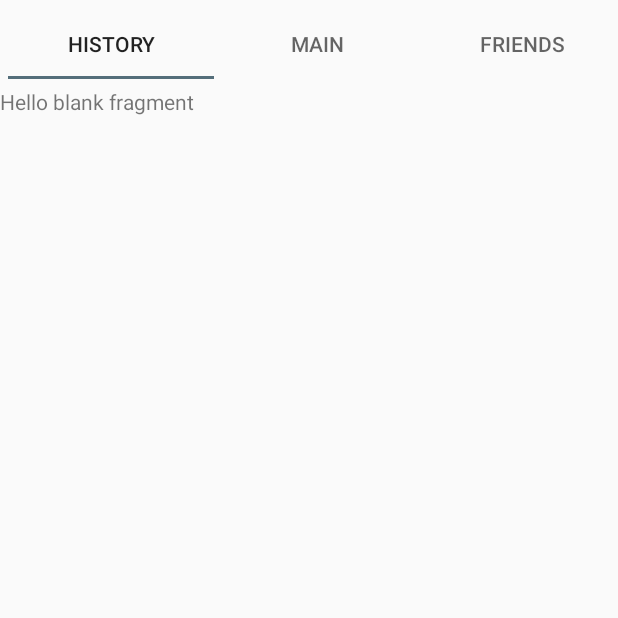
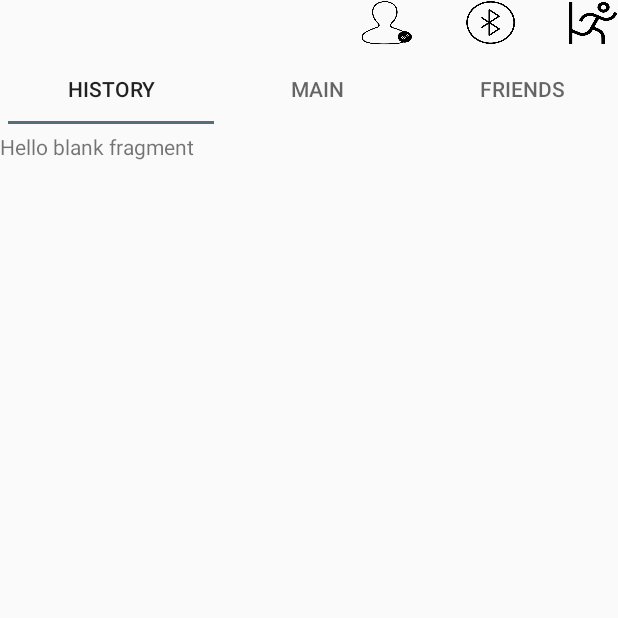
Before and after one commit to AlreadyTired/RunTogether, an Android app: the MainActivity screen opened directly, with no data from a screen before it, on a phone screen of 412 x 824 dp, the top half of it. Run offline under Robolectric (Android 15) with nearby library versions, the phone set to English and light mode, and no system bars; libraries missing offline, so code that uses them is left out: com.google.maps.android.

Commit message:
+ 상단바 기능 추가

```diff
--- a/app/src/main/java/com/example/kimhyunwoo/runtogether/mainactivity/MainActivity.java
+++ b/app/src/main/java/com/example/kimhyunwoo/runtogether/mainactivity/MainActivity.java
@@ -10,12 +10,14 @@ import android.support.annotation.NonNull;
 import android.support.design.widget.TabLayout;
 import android.support.v4.app.FragmentManager;
 import android.support.v4.app.FragmentStatePagerAdapter;
+import android.support.v4.app.FragmentTransaction;
 import android.support.v4.view.ViewPager;
 import android.support.v7.app.AppCompatActivity;
 import android.os.Bundle;
 import android.widget.Toast;
 
 import com.example.kimhyunwoo.runtogether.R;
+import com.example.kimhyunwoo.runtogether.upperactivity.UpperFragment;
 
 import java.util.ArrayList;
 import java.util.List;
@@ -37,9 +39,12 @@ public class MainActivity extends AppCompatActivity {
         super.onCreate(savedInstanceState);
         setContentView(R.layout.activity_main);
 
-        //  블루투스 연결해야함
 
-        //
+        //  상단바 연결
+        FragmentManager fragmentManager = getSupportFragmentManager();
+        FragmentTransaction fragmentTransaction = fragmentManager.beginTransaction();
+        fragmentTransaction.add(R.id.frag_upper, new UpperFragment());
+        fragmentTransaction.commit();
 
         //  Context에 있는 location 상수 알려주기
         manager = (LocationManager) getSystemService(Context.LOCATION_SERVICE);
--- /dev/null
+++ b/app/src/main/java/com/example/kimhyunwoo/runtogether/upperactivity/UpperFragment.java
@@ -0,0 +1,64 @@
+package com.example.kimhyunwoo.runtogether.upperactivity;
+
+
+import android.content.Intent;
+import android.os.Bundle;
+import android.support.v4.app.Fragment;
+import android.view.LayoutInflater;
+import android.view.View;
+import android.view.ViewGroup;
+import android.widget.Button;
+
+import com.example.kimhyunwoo.runtogether.R;
+
+/**
+ * A simple {@link Fragment} subclass.
+ */
+public class UpperFragment extends Fragment {
+
+    Button buttonInfo = null;
+    Button buttonBluetooth = null;
+    Button buttonLogout = null;
+
+    public UpperFragment() {
+        // Required empty public constructor
+    }
+
+
+    @Override
+    public View onCreateView(LayoutInflater inflater, ViewGroup container,
+                             Bundle savedInstanceState) {
+
+        View view = inflater.inflate(R.layout.fragment_upper, container, false);
+        // Inflate the layout for this fragment
+
+        buttonInfo = view.findViewById(R.id.btn_info);
+        buttonBluetooth = view.findViewById(R.id.btn_bluetooth);
+        buttonLogout = view.findViewById(R.id.btn_logout);
+
+        buttonInfo.setOnClickListener(new View.OnClickListener(){
+            @Override
+            public void onClick(View v) {
+                Intent intent = new Intent(getActivity(), MyAccountActivity.class);
+                startActivity(intent);
+            }
+        });
+
+        buttonBluetooth.setOnClickListener(new View.OnClickListener(){
+            @Override
+            public void onClick(View v) {
+
+            }
+        });
+
+        buttonLogout.setOnClickListener(new View.OnClickListener(){
+            @Override
+            public void onClick(View v) {
+
+            }
+        });
+
+        return view;
+    }
+
+}
--- a/app/src/main/res/layout/activity_main.xml
+++ b/app/src/main/res/layout/activity_main.xml
@@ -4,11 +4,30 @@
     xmlns:tools="http://schemas.android.com/tools"
     android:layout_width="match_parent"
     android:layout_height="match_parent"
-    tools:context=".mainactivity.MainActivity">
+    tools:context=".mainactivity.MainActivity"
+    android:orientation="vertical"
+    >
 
+    <LinearLayout
+        android:layout_width="match_parent"
+        android:layout_height="match_parent"
+        android:orientation="vertical"
+
+        >
+    <fragment
+        android:layout_width="match_parent"
+        android:layout_height="30dp"
+        android:id="@+id/frag_upper"
+        android:name="com.example.kimhyunwoo.runtogether.upperactivity.UpperFragment"
+        />
+
+        <LinearLayout
+            android:layout_width="match_parent"
+            android:layout_height="wrap_content"
+            android:orientation="horizontal">
             <android.support.design.widget.TabLayout
                 android:id="@+id/tl_tab"
-        android:layout_width="0dp"
+                android:layout_width="match_parent"
                 android:layout_height="58dp"
                 android:layout_marginLeft="0dp"
                 android:layout_marginRight="0dp"
@@ -19,12 +38,12 @@
                 app:layout_constraintRight_toRightOf="parent"
                 app:layout_constraintTop_toTopOf="parent" />
 
-
+        </LinearLayout>
 
     <android.support.v4.view.ViewPager
         android:id="@+id/vp_pager"
-        android:layout_width="0dp"
-        android:layout_height="0dp"
+        android:layout_width="match_parent"
+        android:layout_height="match_parent"
         android:layout_marginBottom="0dp"
         android:layout_marginTop="0dp"
         app:layout_constraintBottom_toBottomOf="parent"
@@ -33,5 +52,6 @@
         app:layout_constraintRight_toRightOf="parent"
         app:layout_constraintTop_toBottomOf="@+id/tl_tab"
         app:layout_constraintVertical_bias="0.0"></android.support.v4.view.ViewPager>
+    </LinearLayout>
 
 </android.support.constraint.ConstraintLayout>
--- /dev/null
+++ b/app/src/main/res/layout/fragment_upper.xml
@@ -0,0 +1,61 @@
+<?xml version="1.0" encoding="utf-8"?>
+<LinearLayout xmlns:android="http://schemas.android.com/apk/res/android"
+    xmlns:tools="http://schemas.android.com/tools"
+    android:layout_width="match_parent"
+    android:layout_height="match_parent"
+    tools:context=".upperactivity.UpperFragment"
+    android:weightSum="2"
+    >
+
+    <LinearLayout
+        android:layout_width="match_parent"
+        android:layout_height="match_parent"
+        android:layout_weight="1"
+        >
+
+    </LinearLayout>
+    <!-- TODO: Update blank fragment layout -->
+    <LinearLayout
+        android:layout_width="match_parent"
+        android:layout_height="match_parent"
+        android:layout_weight="1"
+        android:weightSum="6"
+        >
+        <ImageView
+            android:layout_width="match_parent"
+            android:layout_height="match_parent"
+            android:layout_weight="1"
+            />
+        <Button
+            android:layout_width="match_parent"
+            android:layout_height="match_parent"
+            android:background="@drawable/info"
+            android:layout_weight="1"
+            android:id="@+id/btn_info"
+            />
+        <ImageView
+            android:layout_width="match_parent"
+            android:layout_height="match_parent"
+            android:layout_weight="1"
+            />
+        <Button
+            android:layout_width="match_parent"
+            android:layout_height="match_parent"
+            android:background="@drawable/bluetooth"
+            android:layout_weight="1"
+            android:id="@+id/btn_bluetooth"
+            />
+        <ImageView
+            android:layout_width="match_parent"
+            android:layout_height="match_parent"
+            android:layout_weight="1"
+            />
+        <Button
+            android:layout_width="match_parent"
+            android:layout_height="match_parent"
+            android:background="@drawable/logout"
+            android:id="@+id/btn_logout"
+            android:layout_weight="1"
+            />
+    </LinearLayout>
+</LinearLayout>
--- a/app/src/main/res/values/strings.xml
+++ b/app/src/main/res/values/strings.xml
@@ -1,4 +1,4 @@
-<resources xmlns:xliff="urn:oasis:names:tc:xliff:document:1.2" >
+<resources xmlns:xliff="urn:oasis:names:tc:xliff:document:1.2">
     <string name="app_name">RunTogether</string>
 
     <!-- TODO: Remove or change this placeholder text -->
```
Also changed, not shown: app/src/main/AndroidManifest.xml (+10 -11 lines), app/src/main/java/com/example/kimhyunwoo/runtogether/mainactivity/MainFragment.java (+2 -16 lines), app/src/main/java/com/example/kimhyunwoo/runtogether/upperactivity/MyAccountActivity.java (added, +15 -0 lines), app/src/main/res/layout/activity_my_account.xml (added, +14 -0 lines), app/src/main/res/layout/fragment_main.xml (+12 -1 lines), app/src/main/res/drawable/bluetooth.PNG (added), app/src/main/res/drawable/info.PNG (added), app/src/main/res/drawable/logout.PNG (added). Lines whose indentation alone changed are shown as unchanged.
